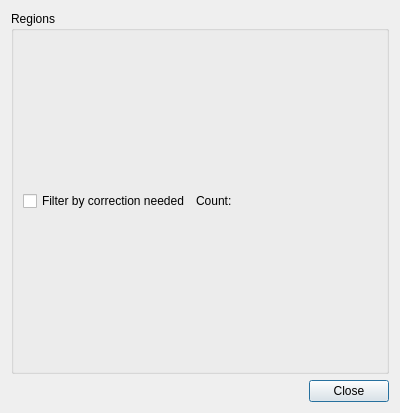
Old version of the form qt/FeedbackDialog.ui in the repository RENCI/Segmentor.
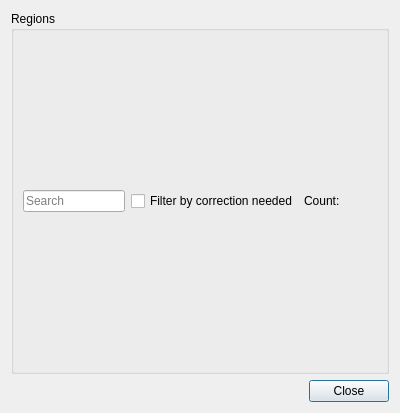
New version of the form.

Commit message: Add search box

```diff
--- a/qt/FeedbackDialog.ui
+++ b/qt/FeedbackDialog.ui
@@ -22,6 +22,13 @@
      <layout class="QVBoxLayout" name="verticalLayout_3">
       <item>
        <layout class="QHBoxLayout" name="horizontalLayout_2">
+        <item>
+         <widget class="QLineEdit" name="searchLineEdit">
+          <property name="placeholderText">
+           <string>Search</string>
+          </property>
+         </widget>
+        </item>
         <item>
          <widget class="QCheckBox" name="filterCheckBox">
           <property name="text">
```
The commit also changes 5 other files.
